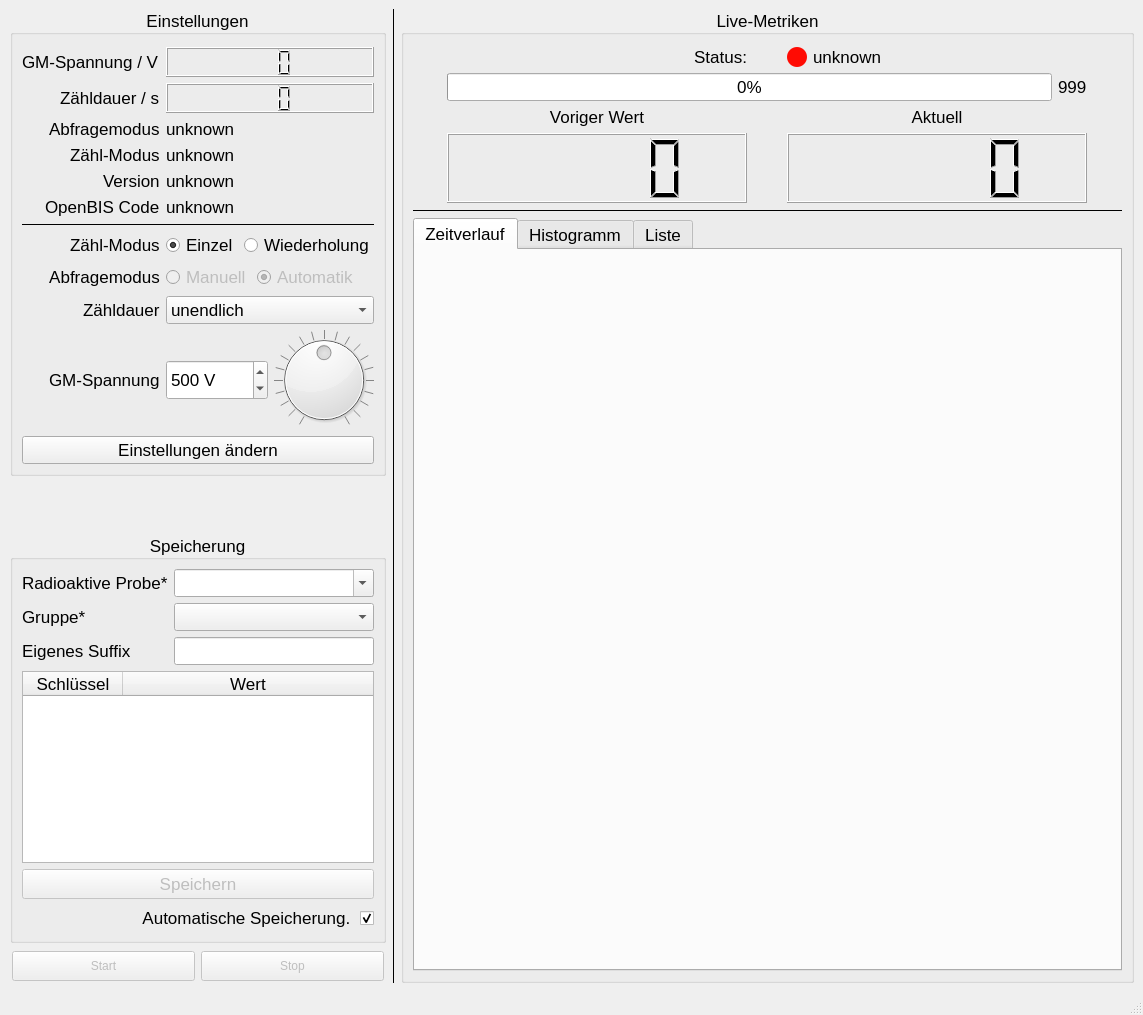
This is src/pyqt/mainwindow.ui in cckssr/gmcounter as Qt 5 draws it before an edit. The edited form follows.
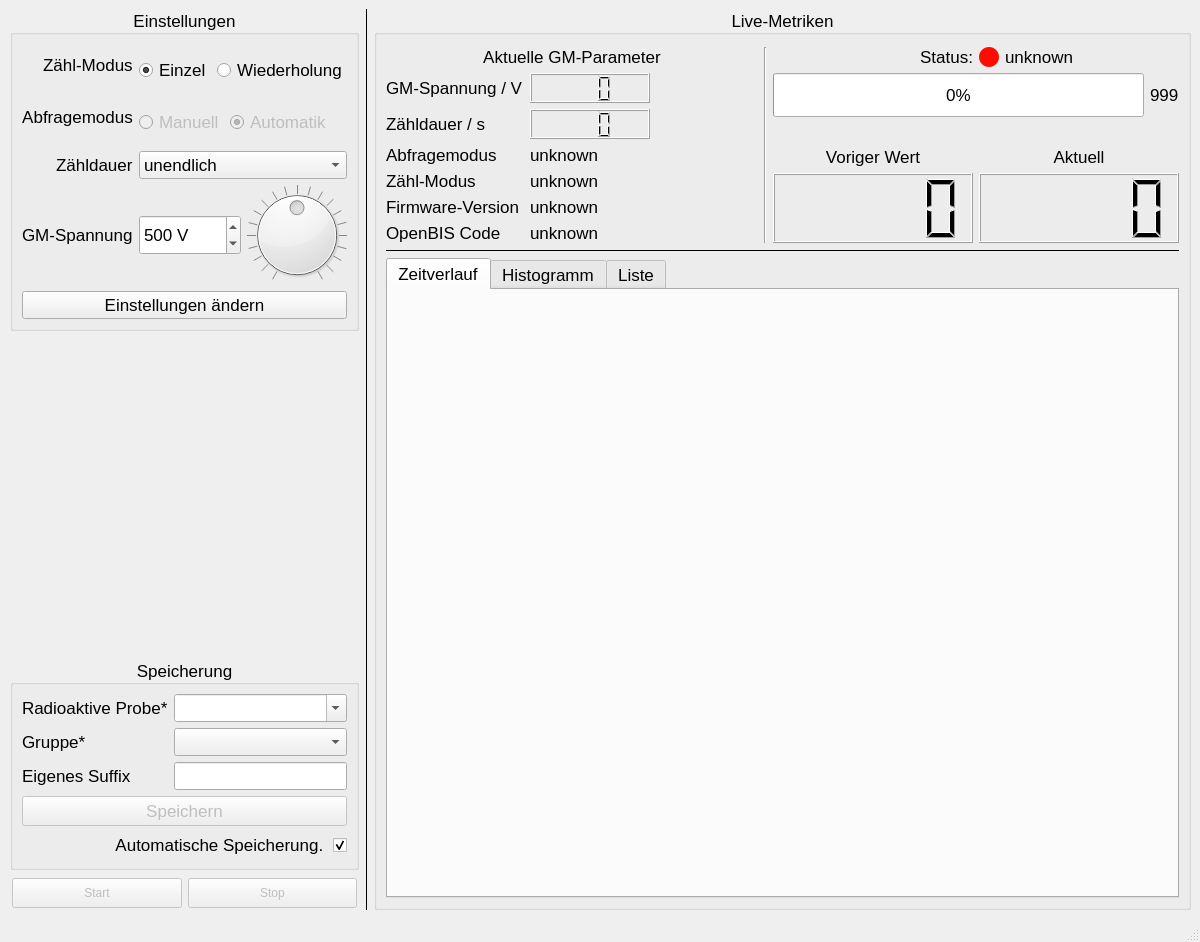
This is the edited form.

Commit message:
Refactor UI layout and improve MockGMCounter functionality
- Updated the UI layout in ui_mainwindow.py for better organization and responsiveness, including resizing the main window and adjusting form layout widgets.
- Removed unused QLabel and QTableWidget elements to streamline the interface.
- Enhanced MockGMCounter class in mock_serial_device.py by adding stream mode handling and improving command processing.
- Implemented new methods for retrieving OpenBIS code and device information.
- Improved error handling for command parsing and added support for multiple commands in a single input.

What changed in the file:
```diff
--- a/src/pyqt/mainwindow.ui
+++ b/src/pyqt/mainwindow.ui
@@ -6,8 +6,8 @@
    <rect>
     <x>0</x>
     <y>0</y>
-    <width>1143</width>
-    <height>1015</height>
+    <width>1200</width>
+    <height>942</height>
    </rect>
   </property>
   <property name="windowTitle">
@@ -74,201 +74,6 @@
           <number>12</number>
          </property>
          <item row="0" column="0">
-          <widget class="QLabel" name="label_8">
-           <property name="text">
-            <string>GM-Spannung / V</string>
-           </property>
-          </widget>
-         </item>
-         <item row="0" column="1">
-          <widget class="QLCDNumber" name="cVoltage">
-           <property name="sizePolicy">
-            <sizepolicy hsizetype="MinimumExpanding" vsizetype="Minimum">
-             <horstretch>0</horstretch>
-             <verstretch>0</verstretch>
-            </sizepolicy>
-           </property>
-           <property name="minimumSize">
-            <size>
-             <width>0</width>
-             <height>30</height>
-            </size>
-           </property>
-           <property name="toolTip">
-            <string>Aktuelle GM-Spannung</string>
-           </property>
-           <property name="digitCount">
-            <number>3</number>
-           </property>
-          </widget>
-         </item>
-         <item row="1" column="0">
-          <widget class="QLabel" name="label_9">
-           <property name="text">
-            <string>Zähldauer / s</string>
-           </property>
-          </widget>
-         </item>
-         <item row="1" column="1">
-          <widget class="QLCDNumber" name="cDuration">
-           <property name="sizePolicy">
-            <sizepolicy hsizetype="MinimumExpanding" vsizetype="Minimum">
-             <horstretch>0</horstretch>
-             <verstretch>0</verstretch>
-            </sizepolicy>
-           </property>
-           <property name="minimumSize">
-            <size>
-             <width>0</width>
-             <height>30</height>
-            </size>
-           </property>
-           <property name="toolTip">
-            <string>Aktuelle eingestellte Zähldauer. 999 für unendllich</string>
-           </property>
-           <property name="digitCount">
-            <number>3</number>
-           </property>
-          </widget>
-         </item>
-         <item row="2" column="0">
-          <widget class="QLabel" name="query_label">
-           <property name="sizePolicy">
-            <sizepolicy hsizetype="Preferred" vsizetype="Minimum">
-             <horstretch>0</horstretch>
-             <verstretch>0</verstretch>
-            </sizepolicy>
-           </property>
-           <property name="text">
-            <string>Abfragemodus</string>
-           </property>
-          </widget>
-         </item>
-         <item row="2" column="1">
-          <widget class="QLabel" name="cQueryMode">
-           <property name="sizePolicy">
-            <sizepolicy hsizetype="MinimumExpanding" vsizetype="Minimum">
-             <horstretch>0</horstretch>
-             <verstretch>0</verstretch>
-            </sizepolicy>
-           </property>
-           <property name="minimumSize">
-            <size>
-             <width>0</width>
-             <height>20</height>
-            </size>
-           </property>
-           <property name="toolTip">
-            <string>Aktuell eingestellter Abfragemodus der Zählergebnisse</string>
-           </property>
-           <property name="text">
-            <string>unknown</string>
-           </property>
-          </widget>
-         </item>
-         <item row="3" column="0">
-          <widget class="QLabel" name="label_12">
-           <property name="sizePolicy">
-            <sizepolicy hsizetype="Preferred" vsizetype="Minimum">
-             <horstretch>0</horstretch>
-             <verstretch>0</verstretch>
-            </sizepolicy>
-           </property>
-           <property name="minimumSize">
-            <size>
-             <width>0</width>
-             <height>20</height>
-            </size>
-           </property>
-           <property name="text">
-            <string>Zähl-Modus</string>
-           </property>
-          </widget>
-         </item>
-         <item row="3" column="1">
-          <widget class="QLabel" name="cMode">
-           <property name="sizePolicy">
-            <sizepolicy hsizetype="MinimumExpanding" vsizetype="Minimum">
-             <horstretch>0</horstretch>
-             <verstretch>0</verstretch>
-            </sizepolicy>
-           </property>
-           <property name="minimumSize">
-            <size>
-             <width>0</width>
-             <height>20</height>
-            </size>
-           </property>
-           <property name="toolTip">
-            <string>Aktuell eingestellter Zählmodus</string>
-           </property>
-           <property name="text">
-            <string>unknown</string>
-           </property>
-          </widget>
-         </item>
-         <item row="4" column="0">
-          <widget class="QLabel" name="label">
-           <property name="sizePolicy">
-            <sizepolicy hsizetype="Preferred" vsizetype="Minimum">
-             <horstretch>0</horstretch>
-             <verstretch>0</verstretch>
-            </sizepolicy>
-           </property>
-           <property name="minimumSize">
-            <size>
-             <width>0</width>
-             <height>20</height>
-            </size>
-           </property>
-           <property name="text">
-            <string>Version</string>
-           </property>
-          </widget>
-         </item>
-         <item row="4" column="1">
-          <widget class="QLabel" name="cVersion">
-           <property name="sizePolicy">
-            <sizepolicy hsizetype="MinimumExpanding" vsizetype="Minimum">
-             <horstretch>0</horstretch>
-             <verstretch>0</verstretch>
-            </sizepolicy>
-           </property>
-           <property name="minimumSize">
-            <size>
-             <width>0</width>
-             <height>20</height>
-            </size>
-           </property>
-           <property name="toolTip">
-            <string>GM-Zähler Firmware</string>
-           </property>
-           <property name="text">
-            <string>unknown</string>
-           </property>
-          </widget>
-         </item>
-         <item row="5" column="0">
-          <widget class="QLabel" name="label_11">
-           <property name="text">
-            <string>OpenBIS Code</string>
-           </property>
-          </widget>
-         </item>
-         <item row="6" column="0" colspan="2">
-          <widget class="Line" name="line_3">
-           <property name="frameShadow">
-            <enum>QFrame::Shadow::Plain</enum>
-           </property>
-           <property name="lineWidth">
-            <number>1</number>
-           </property>
-           <property name="orientation">
-            <enum>Qt::Orientation::Horizontal</enum>
-           </property>
-          </widget>
-         </item>
-         <item row="7" column="0">
           <widget class="QLabel" name="mode_label">
            <property name="sizePolicy">
             <sizepolicy hsizetype="Preferred" vsizetype="Minimum">
@@ -281,7 +86,7 @@
            </property>
           </widget>
          </item>
-         <item row="7" column="1">
+         <item row="0" column="1">
           <layout class="QHBoxLayout" name="sMode">
            <property name="sizeConstraint">
             <enum>QLayout::SizeConstraint::SetMinimumSize</enum>
@@ -332,7 +137,7 @@
            </item>
           </layout>
          </item>
-         <item row="8" column="0">
+         <item row="1" column="0">
           <widget class="QLabel" name="label_10">
            <property name="sizePolicy">
             <sizepolicy hsizetype="Preferred" vsizetype="Minimum">
@@ -354,7 +159,7 @@
            </property>
           </widget>
          </item>
-         <item row="8" column="1">
+         <item row="1" column="1">
           <layout class="QHBoxLayout" name="sQueryMode">
            <property name="sizeConstraint">
             <enum>QLayout::SizeConstraint::SetMaximumSize</enum>
@@ -405,7 +210,7 @@
            </item>
           </layout>
          </item>
-         <item row="9" column="0">
+         <item row="2" column="0">
           <widget class="QLabel" name="duration_label">
            <property name="sizePolicy">
             <sizepolicy hsizetype="Preferred" vsizetype="MinimumExpanding">
@@ -418,7 +223,7 @@
            </property>
           </widget>
          </item>
-         <item row="9" column="1">
+         <item row="2" column="1">
           <widget class="QComboBox" name="sDuration">
            <property name="sizePolicy">
             <sizepolicy hsizetype="Expanding" vsizetype="Maximum">
@@ -461,7 +266,7 @@
            </item>
           </widget>
          </item>
-         <item row="10" column="0">
+         <item row="3" column="0">
           <widget class="QLabel" name="volt_label">
            <property name="sizePolicy">
             <sizepolicy hsizetype="Preferred" vsizetype="Maximum">
@@ -489,7 +294,7 @@
            </property>
           </widget>
          </item>
-         <item row="10" column="1">
+         <item row="3" column="1">
           <layout class="QHBoxLayout" name="sVolt">
            <property name="sizeConstraint">
             <enum>QLayout::SizeConstraint::SetMinimumSize</enum>
@@ -573,7 +378,7 @@
            </item>
           </layout>
          </item>
-         <item row="11" column="0" colspan="2">
+         <item row="4" column="0" colspan="2">
           <widget class="QPushButton" name="buttonSetting">
            <property name="enabled">
             <bool>true</bool>
@@ -589,13 +394,6 @@
            </property>
           </widget>
          </item>
-         <item row="5" column="1">
-          <widget class="QLabel" name="cOpenbis">
-           <property name="text">
-            <string>unknown</string>
-           </property>
-          </widget>
-         </item>
         </layout>
         <zorder>label_10</zorder>
         <zorder>label_8</zorder>
@@ -989,50 +787,6 @@
            </item>
           </layout>
          </item>
-         <item>
-          <widget class="QTableWidget" name="tableWidget">
-           <property name="lineWidth">
-            <number>1</number>
-           </property>
-           <property name="midLineWidth">
-            <number>0</number>
-           </property>
-           <property name="horizontalScrollBarPolicy">
-            <enum>Qt::ScrollBarPolicy::ScrollBarAlwaysOff</enum>
-           </property>
-           <property name="sizeAdjustPolicy">
-            <enum>QAbstractScrollArea::SizeAdjustPolicy::AdjustIgnored</enum>
-           </property>
-           <property name="verticalScrollMode">
-            <enum>QAbstractItemView::ScrollMode::ScrollPerItem</enum>
-           </property>
-           <property name="showGrid">
-            <bool>true</bool>
-           </property>
-           <property name="columnCount">
-            <number>2</number>
-           </property>
-           <attribute name="horizontalHeaderMinimumSectionSize">
-            <number>40</number>
-           </attribute>
-           <attribute name="horizontalHeaderStretchLastSection">
-            <bool>true</bool>
-           </attribute>
-           <attribute name="verticalHeaderVisible">
-            <bool>false</bool>
-           </attribute>
-           <column>
-            <property name="text">
-             <string>Schlüssel</string>
-            </property>
-           </column>
-           <column>
-            <property name="text">
-             <string>Wert</string>
-            </property>
-           </column>
-          </widget>
-         </item>
          <item>
           <widget class="QPushButton" name="buttonSave">
            <property name="enabled">
@@ -1398,33 +1152,11 @@
           </widget>
          </item>
          <item row="0" column="0">
-          <layout class="QGridLayout" name="gridLayout_3" rowstretch="0,0,0,0">
+          <layout class="QGridLayout" name="gridLayout_3" rowstretch="0,0,0,0" columnstretch="0,0,2,2">
            <property name="sizeConstraint">
             <enum>QLayout::SizeConstraint::SetMinimumSize</enum>
            </property>
-           <item row="2" column="0">
-            <widget class="QLabel" name="label_4">
-             <property name="sizePolicy">
-              <sizepolicy hsizetype="Preferred" vsizetype="Minimum">
-               <horstretch>0</horstretch>
-               <verstretch>0</verstretch>
-              </sizepolicy>
-             </property>
-             <property name="maximumSize">
-              <size>
-               <width>16777215</width>
-               <height>100</height>
-              </size>
-             </property>
-             <property name="text">
-              <string>Voriger Wert</string>
-             </property>
-             <property name="alignment">
-              <set>Qt::AlignmentFlag::AlignCenter</set>
-             </property>
-            </widget>
-           </item>
-           <item row="3" column="0">
+           <item row="3" column="2">
             <widget class="QLCDNumber" name="lastCount">
              <property name="sizePolicy">
               <sizepolicy hsizetype="Minimum" vsizetype="Minimum">
@@ -1434,7 +1166,7 @@
              </property>
              <property name="minimumSize">
               <size>
-               <width>300</width>
+               <width>200</width>
                <height>70</height>
               </size>
              </property>
@@ -1452,7 +1184,62 @@
              </property>
             </widget>
            </item>
-           <item row="0" column="0">
+           <item row="0" column="3">
+            <layout class="QHBoxLayout" name="horizontalLayout_2">
+             <item>
+              <widget class="QLabel" name="statusLED">
+               <property name="sizePolicy">
+                <sizepolicy hsizetype="Maximum" vsizetype="Minimum">
+                 <horstretch>0</horstretch>
+                 <verstretch>0</verstretch>
+                </sizepolicy>
+               </property>
+               <property name="minimumSize">
+                <size>
+                 <width>20</width>
+                 <height>20</height>
+                </size>
+               </property>
+               <property name="maximumSize">
+                <size>
+                 <width>20</width>
+                 <height>20</height>
+                </size>
+               </property>
+               <property name="styleSheet">
+                <string notr="true">background-color: rgb(255, 11, 3); border: 0px; padding: 4px; border-radius: 10px</string>
+               </property>
+               <property name="frameShape">
+                <enum>QFrame::Shape::Box</enum>
+               </property>
+               <property name="text">
+                <string notr="true"/>
+               </property>
+              </widget>
+             </item>
+             <item>
+              <widget class="QLabel" name="statusText">
+               <property name="sizePolicy">
+                <sizepolicy hsizetype="Preferred" vsizetype="Minimum">
+                 <horstretch>0</horstretch>
+                 <verstretch>0</verstretch>
+                </sizepolicy>
+               </property>
+               <property name="text">
+                <string>unknown</string>
+               </property>
+              </widget>
+             </item>
+            </layout>
+           </item>
+           <item row="0" column="1" rowspan="4">
+            <widget class="Line" name="line_4">
+             <property name="orientation">
+              <enum>Qt::Orientation::Vertical</enum>
+             </property>
+            </widget>
+           </item>
+           <item row="0" column="2">
             <widget class="QLabel" name="label_2">
              <property name="sizePolicy">
               <sizepolicy hsizetype="Preferred" vsizetype="Minimum">
@@ -1468,7 +1255,35 @@
              </property>
             </widget>
            </item>
-           <item row="1" column="0" colspan="2">
+           <item row="3" column="3">
+            <widget class="QLCDNumber" name="currentCount">
+             <property name="sizePolicy">
+              <sizepolicy hsizetype="Minimum" vsizetype="Minimum">
+               <horstretch>0</horstretch>
+               <verstretch>0</verstretch>
+              </sizepolicy>
+             </property>
+             <property name="minimumSize">
+              <size>
+               <width>200</width>
+               <height>70</height>
+              </size>
+             </property>
+             <property name="maximumSize">
+              <size>
+               <width>0</width>
+               <height>70</height>
+              </size>
+             </property>
+             <property name="frameShape">
+              <enum>QFrame::Shape::Box</enum>
+             </property>
+             <property name="frameShadow">
+              <enum>QFrame::Shadow::Raised</enum>
+             </property>
+            </widget>
+           </item>
+           <item row="1" column="2" colspan="2">
             <layout class="QHBoxLayout" name="horizontalLayout_4">
              <property name="bottomMargin">
               <number>0</number>
@@ -1501,55 +1316,7 @@
              </item>
             </layout>
            </item>
-           <item row="0" column="1">
-            <layout class="QHBoxLayout" name="horizontalLayout_2">
-             <item>
-              <widget class="QLabel" name="statusLED">
-               <property name="sizePolicy">
-                <sizepolicy hsizetype="Maximum" vsizetype="Minimum">
-                 <horstretch>0</horstretch>
-                 <verstretch>0</verstretch>
-                </sizepolicy>
-               </property>
-               <property name="minimumSize">
-                <size>
-                 <width>20</width>
-                 <height>20</height>
-                </size>
-               </property>
-               <property name="maximumSize">
-                <size>
-                 <width>20</width>
-                 <height>20</height>
-                </size>
-               </property>
-               <property name="styleSheet">
-                <string notr="true">background-color: rgb(255, 11, 3); border: 0px; padding: 4px; border-radius: 10px</string>
-               </property>
-               <property name="frameShape">
-                <enum>QFrame::Shape::Box</enum>
-               </property>
-               <property name="text">
-                <string notr="true"/>
-               </property>
-              </widget>
-             </item>
-             <item>
-              <widget class="QLabel" name="statusText">
-               <property name="sizePolicy">
-                <sizepolicy hsizetype="Preferred" vsizetype="Minimum">
-                 <horstretch>0</horstretch>
-                 <verstretch>0</verstretch>
-                </sizepolicy>
-               </property>
-               <property name="text">
-                <string>unknown</string>
-               </property>
-              </widget>
-             </item>
-            </layout>
-           </item>
-           <item row="2" column="1">
+           <item row="2" column="3">
             <widget class="QLabel" name="label_3">
              <property name="sizePolicy">
               <sizepolicy hsizetype="Preferred" vsizetype="Minimum">
@@ -1567,35 +1334,283 @@
               <string>Aktuell</string>
              </property>
              <property name="alignment">
-              <set>Qt::AlignmentFlag::AlignCenter</set>
+              <set>Qt::AlignmentFlag::AlignBottom|Qt::AlignmentFlag::AlignHCenter</set>
              </property>
             </widget>
            </item>
-           <item row="3" column="1">
-            <widget class="QLCDNumber" name="currentCount">
+           <item row="2" column="2">
+            <widget class="QLabel" name="label_4">
              <property name="sizePolicy">
-              <sizepolicy hsizetype="Minimum" vsizetype="Minimum">
+              <sizepolicy hsizetype="Preferred" vsizetype="Minimum">
                <horstretch>0</horstretch>
                <verstretch>0</verstretch>
               </sizepolicy>
              </property>
-             <property name="minimumSize">
-              <size>
-               <width>300</width>
-               <height>70</height>
-              </size>
-             </property>
              <property name="maximumSize">
               <size>
-               <width>0</width>
-               <height>70</height>
+               <width>16777215</width>
+               <height>100</height>
               </size>
              </property>
-             <property name="frameShape">
-              <enum>QFrame::Shape::Box</enum>
+             <property name="text">
+              <string>Voriger Wert</string>
              </property>
-             <property name="frameShadow">
-              <enum>QFrame::Shadow::Raised</enum>
+             <property name="alignment">
+              <set>Qt::AlignmentFlag::AlignBottom|Qt::AlignmentFlag::AlignHCenter</set>
+             </property>
+            </widget>
+           </item>
+           <item row="1" column="0" rowspan="3">
+            <layout class="QFormLayout" name="formLayout_3">
+             <property name="sizeConstraint">
+              <enum>QLayout::SizeConstraint::SetMinimumSize</enum>
+             </property>
+             <item row="0" column="0">
+              <widget class="QLabel" name="label_8">
+               <property name="text">
+                <string>GM-Spannung / V</string>
+               </property>
+              </widget>
+             </item>
+             <item row="0" column="1">
+              <widget class="QLCDNumber" name="cVoltage">
+               <property name="sizePolicy">
+                <sizepolicy hsizetype="MinimumExpanding" vsizetype="Minimum">
+                 <horstretch>0</horstretch>
+                 <verstretch>0</verstretch>
+                </sizepolicy>
+               </property>
+               <property name="minimumSize">
+                <size>
+                 <width>0</width>
+                 <height>30</height>
+                </size>
+               </property>
+               <property name="maximumSize">
+                <size>
+                 <width>120</width>
+                 <height>50</height>
+                </size>
+               </property>
+               <property name="toolTip">
+                <string>Aktuelle GM-Spannung</string>
+               </property>
+               <property name="digitCount">
+                <number>3</number>
+               </property>
+              </widget>
+             </item>
+             <item row="1" column="0">
+              <widget class="QLabel" name="label_9">
+               <property name="text">
+                <string>Zähldauer / s</string>
+               </property>
+              </widget>
+             </item>
+             <item row="1" column="1">
+              <widget class="QLCDNumber" name="cDuration">
+               <property name="sizePolicy">
+                <sizepolicy hsizetype="MinimumExpanding" vsizetype="Minimum">
+                 <horstretch>0</horstretch>
+                 <verstretch>0</verstretch>
+                </sizepolicy>
+               </property>
+               <property name="minimumSize">
+                <size>
+                 <width>100</width>
+                 <height>30</height>
+                </size>
+               </property>
+               <property name="maximumSize">
+                <size>
+                 <width>120</width>
+                 <height>50</height>
+                </size>
+               </property>
+               <property name="toolTip">
+                <string>Aktuelle eingestellte Zähldauer. 999 für unendllich</string>
+               </property>
+               <property name="digitCount">
+                <number>3</number>
+               </property>
+              </widget>
+             </item>
+             <item row="2" column="0">
+              <widget class="QLabel" name="query_label">
+               <property name="sizePolicy">
+                <sizepolicy hsizetype="Preferred" vsizetype="Minimum">
+                 <horstretch>0</horstretch>
+                 <verstretch>0</verstretch>
+                </sizepolicy>
+               </property>
+               <property name="text">
+                <string>Abfragemodus</string>
+               </property>
+              </widget>
+             </item>
+             <item row="2" column="1">
+              <widget class="QLabel" name="cQueryMode">
+               <property name="sizePolicy">
+                <sizepolicy hsizetype="Minimum" vsizetype="Minimum">
+                 <horstretch>0</horstretch>
+                 <verstretch>0</verstretch>
+                </sizepolicy>
+               </property>
+               <property name="minimumSize">
+                <size>
+                 <width>0</width>
+                 <height>20</height>
+                </size>
+               </property>
+               <property name="maximumSize">
+                <size>
+                 <width>120</width>
+                 <height>50</height>
+                </size>
+               </property>
+               <property name="toolTip">
+                <string>Aktuell eingestellter Abfragemodus der Zählergebnisse</string>
+               </property>
+               <property name="text">
+                <string>unknown</string>
+               </property>
+              </widget>
+             </item>
+             <item row="3" column="0">
+              <widget class="QLabel" name="label_12">
+               <property name="sizePolicy">
+                <sizepolicy hsizetype="Preferred" vsizetype="Minimum">
+                 <horstretch>0</horstretch>
+                 <verstretch>0</verstretch>
+                </sizepolicy>
+               </property>
+               <property name="minimumSize">
+                <size>
+                 <width>0</width>
+                 <height>20</height>
+                </size>
+               </property>
+               <property name="text">
+                <string>Zähl-Modus</string>
+               </property>
+              </widget>
+             </item>
+             <item row="3" column="1">
+              <widget class="QLabel" name="cMode">
+               <property name="sizePolicy">
+                <sizepolicy hsizetype="Minimum" vsizetype="Minimum">
+                 <horstretch>0</horstretch>
+                 <verstretch>0</verstretch>
+                </sizepolicy>
+               </property>
+               <property name="minimumSize">
+                <size>
+                 <width>0</width>
+                 <height>20</height>
+                </size>
+               </property>
+               <property name="maximumSize">
+                <size>
+                 <width>120</width>
+                 <height>50</height>
+                </size>
+               </property>
+               <property name="toolTip">
+                <string>Aktuell eingestellter Zählmodus</string>
+               </property>
+               <property name="text">
+                <string>unknown</string>
+               </property>
+              </widget>
+             </item>
+             <item row="4" column="0">
+              <widget class="QLabel" name="label">
+               <property name="sizePolicy">
+                <sizepolicy hsizetype="Preferred" vsizetype="Minimum">
+                 <horstretch>0</horstretch>
+                 <verstretch>0</verstretch>
+                </sizepolicy>
+               </property>
+               <property name="minimumSize">
+                <size>
+                 <width>0</width>
+                 <height>20</height>
+                </size>
+               </property>
+               <property name="text">
+                <string>Firmware-Version</string>
+               </property>
+              </widget>
+             </item>
+             <item row="4" column="1">
+              <widget class="QLabel" name="cVersion">
+               <property name="sizePolicy">
+                <sizepolicy hsizetype="Minimum" vsizetype="Minimum">
+                 <horstretch>0</horstretch>
+                 <verstretch>0</verstretch>
+                </sizepolicy>
+               </property>
+               <property name="minimumSize">
+                <size>
+                 <width>0</width>
+                 <height>20</height>
+                </size>
+               </property>
+               <property name="maximumSize">
+                <size>
+                 <width>120</width>
+                 <height>50</height>
+                </size>
+               </property>
+               <property name="toolTip">
+                <string>GM-Zähler Firmware</string>
+               </property>
+               <property name="text">
+                <string>unknown</string>
+               </property>
+              </widget>
+             </item>
+             <item row="5" column="0">
+              <widget class="QLabel" name="label_11">
+               <property name="text">
+                <string>OpenBIS Code</string>
+               </property>
+              </widget>
+             </item>
+             <item row="5" column="1">
+              <widget class="QLabel" name="cOpenbis">
+               <property name="sizePolicy">
+                <sizepolicy hsizetype="Minimum" vsizetype="Preferred">
+                 <horstretch>0</horstretch>
+                 <verstretch>0</verstretch>
+                </sizepolicy>
+               </property>
+               <property name="maximumSize">
+                <size>
+                 <width>120</width>
+                 <height>50</height>
+                </size>
+               </property>
+               <property name="text">
+                <string>unknown</string>
+               </property>
+              </widget>
+             </item>
+            </layout>
+           </item>
+           <item row="0" column="0">
+            <widget class="QLabel" name="label_18">
+             <property name="sizePolicy">
+              <sizepolicy hsizetype="Minimum" vsizetype="Preferred">
+               <horstretch>0</horstretch>
+               <verstretch>0</verstretch>
+              </sizepolicy>
+             </property>
+             <property name="text">
+              <string>Aktuelle GM-Parameter</string>
+             </property>
+             <property name="alignment">
+              <set>Qt::AlignmentFlag::AlignCenter</set>
              </property>
             </widget>
            </item>
```
Left out of the diff: 15 changed lines with no effect on the pictures. The commit also changes 11 other files.
